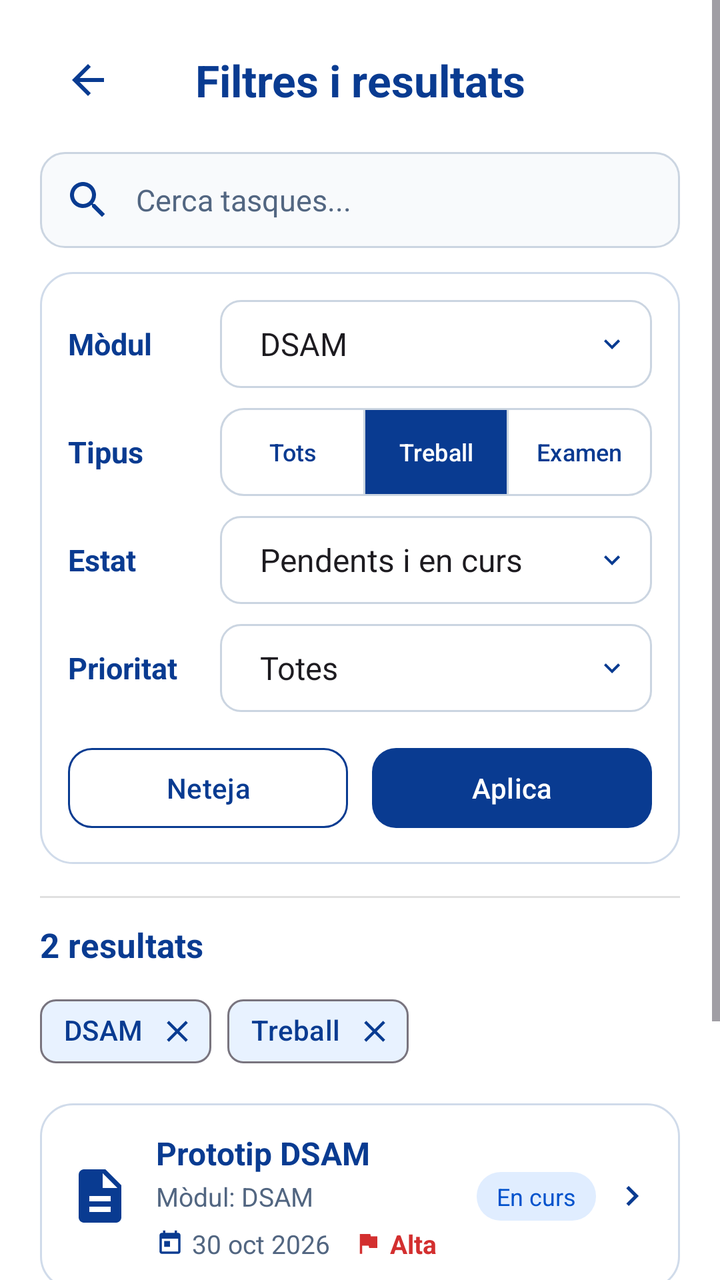
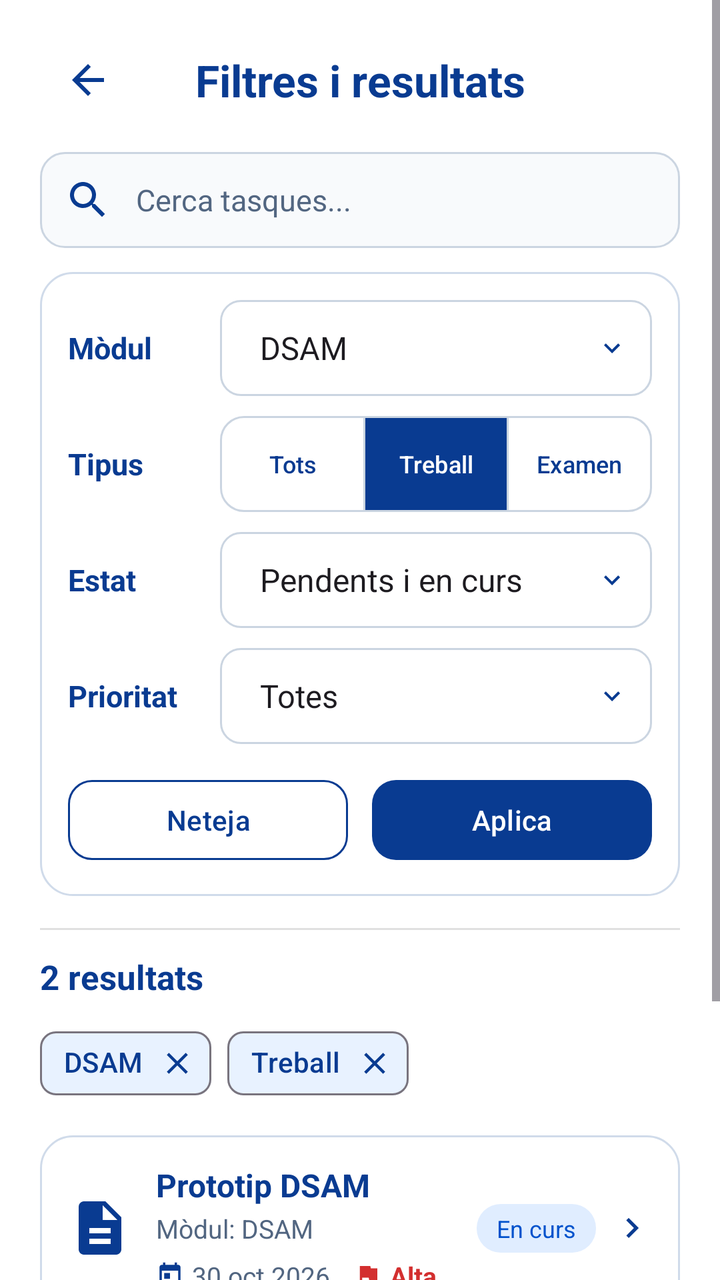

Compare the two renders of this Android layout. The source of the first and the diff that turns it into the second are given below.
<!-- AndroidManifest.xml: application theme Theme.Stutager -->
<!-- res/layout/activity_filters.xml -->
<?xml version="1.0" encoding="utf-8"?>
<ScrollView xmlns:android="http://schemas.android.com/apk/res/android"
    xmlns:app="http://schemas.android.com/apk/res-auto"
    android:layout_width="match_parent"
    android:layout_height="match_parent"
    android:background="@color/white_background"
    android:fillViewport="true">

    <LinearLayout
        android:id="@+id/filtersContent"
        android:layout_width="match_parent"
        android:layout_height="wrap_content"
        android:orientation="vertical"
        android:paddingHorizontal="20dp"
        android:paddingTop="16dp"
        android:paddingBottom="20dp">

        
        <LinearLayout
            android:layout_width="match_parent"
            android:layout_height="wrap_content"
            android:gravity="center_vertical"
            android:orientation="horizontal">

            <androidx.appcompat.widget.AppCompatImageButton
                android:id="@+id/backFiltersButton"
                android:layout_width="48dp"
                android:layout_height="48dp"
                android:background="?attr/selectableItemBackgroundBorderless"
                android:contentDescription="@string/preferences_back"
                android:padding="12dp"
                app:srcCompat="@drawable/ic_arrow_back"
                app:tint="@color/dark_blue" />

            <TextView
                android:layout_width="0dp"
                android:layout_height="wrap_content"
                android:layout_weight="1"
                android:gravity="center"
                android:text="@string/filters_title"
                android:textColor="@color/dark_blue"
                android:textSize="22sp"
                android:textStyle="bold" />

            <Space
                android:layout_width="48dp"
                android:layout_height="1dp" />

        </LinearLayout>

        
        <androidx.appcompat.widget.AppCompatEditText
            android:id="@+id/filterSearchEditText"
            android:layout_width="match_parent"
            android:layout_height="wrap_content"
            android:layout_marginTop="12dp"
            android:layout_marginBottom="12dp"
            android:background="@drawable/bg_input_field"
            android:drawableStart="@drawable/ic_search"
            android:drawablePadding="12dp"
            android:drawableTint="@color/dark_blue"
            android:hint="@string/search_tasks_hint"
            android:imeOptions="actionSearch"
            android:inputType="text"
            android:maxLines="1"
            android:minHeight="48dp"
            android:padding="12dp"
            android:textColor="@color/text_dark"
            android:textColorHint="@color/text_gray"
            android:textSize="15sp" />

        
        <LinearLayout
            android:layout_width="match_parent"
            android:layout_height="wrap_content"
            android:background="@drawable/bg_card_rounded"
            android:orientation="vertical"
            android:padding="14dp">

            
            <LinearLayout
                android:layout_width="match_parent"
                android:layout_height="wrap_content"
                android:gravity="center_vertical"
                android:orientation="horizontal">

                <TextView
                    android:layout_width="76dp"
                    android:layout_height="wrap_content"
                    android:labelFor="@id/moduleFilterSpinner"
                    android:text="@string/module_label"
                    android:textColor="@color/dark_blue"
                    android:textSize="15sp"
                    android:textStyle="bold" />

                <Spinner
                    android:id="@+id/moduleFilterSpinner"
                    android:layout_width="0dp"
                    android:layout_height="44dp"
                    android:layout_weight="1"
                    android:background="@drawable/bg_spinner_outline"
                    android:entries="@array/filter_module_options"
                    android:minHeight="44dp"
                    android:paddingStart="12dp"
                    android:paddingEnd="36dp"
                    android:spinnerMode="dropdown" />

            </LinearLayout>

            
            <LinearLayout
                android:layout_width="match_parent"
                android:layout_height="wrap_content"
                android:layout_marginTop="10dp"
                android:gravity="center_vertical"
                android:orientation="horizontal">

                <TextView
                    android:layout_width="76dp"
                    android:layout_height="wrap_content"
                    android:text="@string/type_label"
                    android:textColor="@color/dark_blue"
                    android:textSize="15sp"
                    android:textStyle="bold" />

                <com.google.android.material.button.MaterialButtonToggleGroup
                    android:id="@+id/typeFilterToggleGroup"
                    android:layout_width="0dp"
                    android:layout_height="wrap_content"
                    android:layout_weight="1"
                    app:checkedButton="@id/typeFilterWorksButton"
                    app:selectionRequired="true"
                    app:singleSelection="true">

                    <com.google.android.material.button.MaterialButton
                        android:id="@+id/typeFilterAllButton"
                        style="?attr/materialButtonOutlinedStyle"
                        android:layout_width="0dp"
                        android:layout_height="44dp"
                        android:layout_weight="1"
                        android:insetTop="0dp"
                        android:insetBottom="0dp"
                        android:minWidth="0dp"
                        android:minHeight="44dp"
                        android:paddingStart="2dp"
                        android:paddingEnd="2dp"
                        android:text="@string/filter_tots"
                        android:textAllCaps="false"
                        android:textColor="@color/toggle_foreground"
                        android:textSize="12sp"
                        app:backgroundTint="@color/toggle_background"
                        app:cornerRadius="12dp"
                        app:strokeColor="@color/input_border"
                        app:strokeWidth="1dp" />

                    <com.google.android.material.button.MaterialButton
                        android:id="@+id/typeFilterWorksButton"
                        style="?attr/materialButtonOutlinedStyle"
                        android:layout_width="0dp"
                        android:layout_height="44dp"
                        android:layout_weight="1"
                        android:insetTop="0dp"
                        android:insetBottom="0dp"
                        android:minWidth="0dp"
                        android:minHeight="44dp"
                        android:paddingStart="2dp"
                        android:paddingEnd="2dp"
                        android:text="@string/type_treball"
                        android:textAllCaps="false"
                        android:textColor="@color/toggle_foreground"
                        android:textSize="12sp"
                        app:backgroundTint="@color/toggle_background"
                        app:cornerRadius="12dp"
                        app:strokeColor="@color/input_border"
                        app:strokeWidth="1dp" />

                    <com.google.android.material.button.MaterialButton
                        android:id="@+id/typeFilterExamsButton"
                        style="?attr/materialButtonOutlinedStyle"
                        android:layout_width="0dp"
                        android:layout_height="44dp"
                        android:layout_weight="1"
                        android:insetTop="0dp"
                        android:insetBottom="0dp"
                        android:minWidth="0dp"
                        android:minHeight="44dp"
                        android:paddingStart="2dp"
                        android:paddingEnd="2dp"
                        android:text="@string/type_examen"
                        android:textAllCaps="false"
                        android:textColor="@color/toggle_foreground"
                        android:textSize="12sp"
                        app:backgroundTint="@color/toggle_background"
                        app:cornerRadius="12dp"
                        app:strokeColor="@color/input_border"
                        app:strokeWidth="1dp" />

                </com.google.android.material.button.MaterialButtonToggleGroup>

            </LinearLayout>

            
            <LinearLayout
                android:layout_width="match_parent"
                android:layout_height="wrap_content"
                android:layout_marginTop="10dp"
                android:gravity="center_vertical"
                android:orientation="horizontal">

                <TextView
                    android:layout_width="76dp"
                    android:layout_height="wrap_content"
                    android:labelFor="@id/statusFilterSpinner"
                    android:text="@string/filters_status_label"
                    android:textColor="@color/dark_blue"
                    android:textSize="15sp"
                    android:textStyle="bold" />

                <Spinner
                    android:id="@+id/statusFilterSpinner"
                    android:layout_width="0dp"
                    android:layout_height="44dp"
                    android:layout_weight="1"
                    android:background="@drawable/bg_spinner_outline"
                    android:entries="@array/filter_status_options"
                    android:minHeight="44dp"
                    android:paddingStart="12dp"
                    android:paddingEnd="36dp"
                    android:spinnerMode="dropdown" />

            </LinearLayout>

            
            <LinearLayout
                android:layout_width="match_parent"
                android:layout_height="wrap_content"
                android:layout_marginTop="10dp"
                android:gravity="center_vertical"
                android:orientation="horizontal">

                <TextView
                    android:layout_width="76dp"
                    android:layout_height="wrap_content"
                    android:labelFor="@id/priorityFilterSpinner"
                    android:text="@string/filters_priority_label"
                    android:textColor="@color/dark_blue"
                    android:textSize="15sp"
                    android:textStyle="bold" />

                <Spinner
                    android:id="@+id/priorityFilterSpinner"
                    android:layout_width="0dp"
                    android:layout_height="44dp"
                    android:layout_weight="1"
                    android:background="@drawable/bg_spinner_outline"
                    android:entries="@array/filter_priority_options"
                    android:minHeight="44dp"
                    android:paddingStart="12dp"
                    android:paddingEnd="36dp"
                    android:spinnerMode="dropdown" />

            </LinearLayout>

            
            <LinearLayout
                android:layout_width="match_parent"
                android:layout_height="wrap_content"
                android:layout_marginTop="14dp"
                android:orientation="horizontal">

                <com.google.android.material.button.MaterialButton
                    android:id="@+id/clearFiltersButton"
                    style="?attr/materialButtonOutlinedStyle"
                    android:layout_width="0dp"
                    android:layout_height="48dp"
                    android:layout_marginEnd="12dp"
                    android:layout_weight="1"
                    android:minHeight="48dp"
                    android:text="@string/filters_clear"
                    android:textAllCaps="false"
                    android:textColor="@color/dark_blue"
                    app:backgroundTint="@color/white_background"
                    app:cornerRadius="12dp"
                    app:strokeColor="@color/dark_blue"
                    app:strokeWidth="1dp" />

                <com.google.android.material.button.MaterialButton
                    android:id="@+id/applyFiltersButton"
                    android:layout_width="0dp"
                    android:layout_height="48dp"
                    android:layout_weight="1"
                    android:minHeight="48dp"
                    android:text="@string/filters_apply"
                    android:textAllCaps="false"
                    android:textColor="@color/white"
                    app:backgroundTint="@color/dark_blue"
                    app:cornerRadius="12dp" />

            </LinearLayout>

        </LinearLayout>

        
        <View
            android:layout_width="match_parent"
            android:layout_height="1dp"
            android:layout_marginTop="16dp"
            android:layout_marginBottom="12dp"
            android:background="@color/divider_color" />

        <TextView
            android:id="@+id/filterResultsCount"
            android:layout_width="match_parent"
            android:layout_height="wrap_content"
            android:text="@string/filters_results_count"
            android:textColor="@color/dark_blue"
            android:textSize="17sp"
            android:textStyle="bold" />

        
        <com.google.android.material.chip.ChipGroup
            android:layout_width="match_parent"
            android:layout_height="wrap_content"
            android:layout_marginTop="8dp"
            android:layout_marginBottom="12dp">

            <com.google.android.material.chip.Chip
                android:id="@+id/moduleFilterChip"
                style="@style/Widget.Material3.Chip.Input"
                android:layout_width="wrap_content"
                android:layout_height="wrap_content"
                android:text="@string/filters_module_dsam"
                android:textColor="@color/dark_blue"
                app:chipBackgroundColor="@color/light_blue_chip"
                app:closeIconTint="@color/dark_blue"
                app:closeIconVisible="true"
                app:ensureMinTouchTargetSize="true" />

            <com.google.android.material.chip.Chip
                android:id="@+id/typeFilterChip"
                style="@style/Widget.Material3.Chip.Input"
                android:layout_width="wrap_content"
                android:layout_height="wrap_content"
                android:text="@string/type_treball"
                android:textColor="@color/dark_blue"
                app:chipBackgroundColor="@color/light_blue_chip"
                app:closeIconTint="@color/dark_blue"
                app:closeIconVisible="true"
                app:ensureMinTouchTargetSize="true" />

        </com.google.android.material.chip.ChipGroup>

        
        <LinearLayout
            android:id="@+id/firstFilterResult"
            android:layout_width="match_parent"
            android:layout_height="wrap_content"
            android:background="@drawable/bg_card_rounded"
            android:gravity="center_vertical"
            android:orientation="horizontal"
            android:padding="14dp">

            <androidx.appcompat.widget.AppCompatImageView
                android:layout_width="32dp"
                android:layout_height="32dp"
                android:layout_marginEnd="12dp"
                android:importantForAccessibility="no"
                app:srcCompat="@drawable/ic_document_blue"
                app:tint="@color/dark_blue" />

            <LinearLayout
                android:layout_width="0dp"
                android:layout_height="wrap_content"
                android:layout_weight="1"
                android:orientation="vertical">

                <TextView
                    android:layout_width="match_parent"
                    android:layout_height="wrap_content"
                    android:text="@string/task_title_prototip"
                    android:textColor="@color/dark_blue"
                    android:textSize="16sp"
                    android:textStyle="bold" />

                <TextView
                    android:layout_width="match_parent"
                    android:layout_height="wrap_content"
                    android:layout_marginTop="2dp"
                    android:text="@string/module_dsam"
                    android:textColor="@color/text_gray"
                    android:textSize="13sp" />

                <LinearLayout
                    android:layout_width="match_parent"
                    android:layout_height="wrap_content"
                    android:layout_marginTop="6dp"
                    android:gravity="center_vertical"
                    android:orientation="horizontal">

                    <androidx.appcompat.widget.AppCompatImageView
                        android:layout_width="14dp"
                        android:layout_height="14dp"
                        android:importantForAccessibility="no"
                        app:srcCompat="@drawable/ic_calendar"
                        app:tint="@color/dark_blue" />

                    <TextView
                        android:layout_width="wrap_content"
                        android:layout_height="wrap_content"
                        android:layout_marginStart="4dp"
                        android:layout_marginEnd="12dp"
                        android:text="@string/date_prototip_clean"
                        android:textColor="@color/text_gray"
                        android:textSize="13sp" />

                    <androidx.appcompat.widget.AppCompatImageView
                        android:layout_width="14dp"
                        android:layout_height="14dp"
                        android:importantForAccessibility="no"
                        app:srcCompat="@drawable/ic_flag"
                        app:tint="@color/badge_red_text" />

                    <TextView
                        android:layout_width="wrap_content"
                        android:layout_height="wrap_content"
                        android:layout_marginStart="4dp"
                        android:text="@string/priority_alta_short"
                        android:textColor="@color/badge_red_text"
                        android:textSize="13sp"
                        android:textStyle="bold" />

                </LinearLayout>

            </LinearLayout>

            <LinearLayout
                android:layout_width="wrap_content"
                android:layout_height="wrap_content"
                android:gravity="center_vertical"
                android:orientation="horizontal">

                <TextView
                    android:layout_width="wrap_content"
                    android:layout_height="wrap_content"
                    android:background="@drawable/bg_badge_en_curs"
                    android:paddingStart="10dp"
                    android:paddingTop="4dp"
                    android:paddingEnd="10dp"
                    android:paddingBottom="4dp"
                    android:text="@string/status_in_progress"
                    android:textColor="@color/badge_blue_text"
                    android:textSize="12sp" />

                <androidx.appcompat.widget.AppCompatImageView
                    android:layout_width="20dp"
                    android:layout_height="20dp"
                    android:layout_marginStart="8dp"
                    android:importantForAccessibility="no"
                    app:srcCompat="@drawable/ic_chevron_right"
                    app:tint="@color/dark_blue" />

            </LinearLayout>

        </LinearLayout>

        
        <LinearLayout
            android:id="@+id/secondFilterResult"
            android:layout_width="match_parent"
            android:layout_height="wrap_content"
            android:layout_marginTop="10dp"
            android:background="@drawable/bg_card_rounded"
            android:gravity="center_vertical"
            android:orientation="horizontal"
            android:padding="14dp">

            <androidx.appcompat.widget.AppCompatImageView
                android:layout_width="32dp"
                android:layout_height="32dp"
                android:layout_marginEnd="12dp"
                android:importantForAccessibility="no"
                app:srcCompat="@drawable/ic_document_blue"
                app:tint="@color/dark_blue" />

            <LinearLayout
                android:layout_width="0dp"
                android:layout_height="wrap_content"
                android:layout_weight="1"
                android:orientation="vertical">

                <TextView
                    android:layout_width="match_parent"
                    android:layout_height="wrap_content"
                    android:text="@string/filters_second_title"
                    android:textColor="@color/dark_blue"
                    android:textSize="16sp"
                    android:textStyle="bold" />

                <TextView
                    android:layout_width="match_parent"
                    android:layout_height="wrap_content"
                    android:layout_marginTop="2dp"
                    android:text="@string/module_dsam"
                    android:textColor="@color/text_gray"
                    android:textSize="13sp" />

                <LinearLayout
                    android:layout_width="match_parent"
                    android:layout_height="wrap_content"
                    android:layout_marginTop="6dp"
                    android:gravity="center_vertical"
                    android:orientation="horizontal">

                    <androidx.appcompat.widget.AppCompatImageView
                        android:layout_width="14dp"
                        android:layout_height="14dp"
                        android:importantForAccessibility="no"
                        app:srcCompat="@drawable/ic_calendar"
                        app:tint="@color/dark_blue" />

                    <TextView
                        android:layout_width="wrap_content"
                        android:layout_height="wrap_content"
                        android:layout_marginStart="4dp"
                        android:layout_marginEnd="12dp"
                        android:text="@string/date_second_clean"
                        android:textColor="@color/text_gray"
                        android:textSize="13sp" />

                    <androidx.appcompat.widget.AppCompatImageView
                        android:layout_width="14dp"
                        android:layout_height="14dp"
                        android:importantForAccessibility="no"
                        app:srcCompat="@drawable/ic_flag"
                        app:tint="@color/icon_orange" />

                    <TextView
                        android:layout_width="wrap_content"
                        android:layout_height="wrap_content"
                        android:layout_marginStart="4dp"
                        android:text="@string/priority_mitjana_short"
                        android:textColor="@color/icon_orange"
                        android:textSize="13sp"
                        android:textStyle="bold" />

                </LinearLayout>

            </LinearLayout>

            <LinearLayout
                android:layout_width="wrap_content"
                android:layout_height="wrap_content"
                android:gravity="center_vertical"
                android:orientation="horizontal">

                <TextView
                    android:layout_width="wrap_content"
                    android:layout_height="wrap_content"
                    android:background="@drawable/bg_badge_pendent"
                    android:paddingStart="10dp"
                    android:paddingTop="4dp"
                    android:paddingEnd="10dp"
                    android:paddingBottom="4dp"
                    android:text="@string/status_pending"
                    android:textColor="@color/badge_yellow_text"
                    android:textSize="12sp" />

                <androidx.appcompat.widget.AppCompatImageView
                    android:layout_width="20dp"
                    android:layout_height="20dp"
                    android:layout_marginStart="8dp"
                    android:importantForAccessibility="no"
                    app:srcCompat="@drawable/ic_chevron_right"
                    app:tint="@color/dark_blue" />

            </LinearLayout>

        </LinearLayout>

    </LinearLayout>

</ScrollView>
<!-- resources referenced by this layout -->
<resources>
  <string-array name="filter_module_options">
          <item>DSAM</item>
          <item>Tots els mòduls</item>
          <item>Programació</item>
          <item>Accés a dades</item>
          <item>Digitalització</item>
      </string-array>
  <string-array name="filter_priority_options">
          <item>Totes</item>
          <item>Alta</item>
          <item>Mitjana</item>
          <item>Baixa</item>
      </string-array>
  <string-array name="filter_status_options">
          <item>Pendents i en curs</item>
          <item>Tots els estats</item>
          <item>Pendent</item>
          <item>En curs</item>
          <item>Completada</item>
      </string-array>
  <color name="badge_blue_text">#0052CC</color>
  <color name="badge_red_text">#D32F2F</color>
  <color name="badge_yellow_text">#B45309</color>
  <color name="dark_blue">#093B91</color>
  <color name="divider_color">#E0E0E0</color>
  <color name="icon_orange">#D97706</color>
  <color name="input_border">#CBD5E1</color>
  <color name="light_blue_chip">#E8F2FF</color>
  <color name="text_dark">#0D1B2A</color>
  <color name="text_gray">#526681</color>
  <color name="white">#FFFFFFFF</color>
  <color name="white_background">#FFFFFF</color>
  <!-- drawable bg_badge_en_curs (drawable) -->
  <?xml version="1.0" encoding="utf-8"?>
  <shape xmlns:android="http://schemas.android.com/apk/res/android"
      android:shape="rectangle">
      <solid android:color="@color/badge_blue_bg" />
      <corners android:radius="12dp" />
  </shape>
  <!-- drawable bg_badge_pendent (drawable) -->
  <?xml version="1.0" encoding="utf-8"?>
  <shape xmlns:android="http://schemas.android.com/apk/res/android"
      android:shape="rectangle">
      <solid android:color="@color/badge_yellow_bg" />
      <corners android:radius="12dp" />
  </shape>
  <!-- drawable bg_input_field (drawable) -->
  <?xml version="1.0" encoding="utf-8"?>
  <shape xmlns:android="http://schemas.android.com/apk/res/android"
      android:shape="rectangle">
      <solid android:color="#F8FAFC" />
      <stroke
          android:width="1dp"
          android:color="@color/input_border" />
      <corners android:radius="12dp" />
  </shape>
  <!-- drawable ic_chevron_right (drawable) -->
  <vector xmlns:android="http://schemas.android.com/apk/res/android"
      android:width="24dp"
      android:height="24dp"
      android:viewportWidth="24"
      android:viewportHeight="24">
    <path
        android:fillColor="#8A99AD"
        android:pathData="M10,6L8.59,7.41 13.17,12l-4.58,4.59L10,18l6,-6z"/>
  </vector>
  <string name="date_prototip_clean">30 oct 2026</string>
  <string name="date_second_clean">8 nov 2026</string>
  <string name="filter_tots">Tots</string>
  <string name="filters_apply">Aplica</string>
  <string name="filters_clear">Neteja</string>
  <string name="filters_module_dsam">DSAM</string>
  <string name="filters_priority_label">Prioritat</string>
  <string name="filters_results_count">2 resultats</string>
  <string name="filters_second_title">Informe accessibilitat</string>
  <string name="filters_status_label">Estat</string>
  <string name="filters_title">Filtres i resultats</string>
  <string name="module_dsam">Mòdul: DSAM</string>
  <string name="module_label">Mòdul</string>
  <string name="preferences_back">Torna enrere</string>
  <string name="priority_alta_short">Alta</string>
  <string name="priority_mitjana_short">Mitjana</string>
  <string name="search_tasks_hint">Cerca tasques...</string>
  <string name="status_in_progress">En curs</string>
  <string name="status_pending">Pendent</string>
  <string name="task_title_prototip">Prototip DSAM</string>
  <string name="type_examen">Examen</string>
  <string name="type_label">Tipus</string>
  <string name="type_treball">Treball</string>
  <style name="Theme.Stutager" parent="Base.Theme.Stutager" />
  <color name="badge_blue_bg">#E0EDFF</color>
  <color name="badge_yellow_bg">#FFF3D6</color>
  <color name="card_border">#D0DBEA</color>
  <style name="Base.Theme.Stutager" parent="Theme.Material3.DayNight.NoActionBar">
          
          
      </style>
  <!-- unchanged entries left out for length: 8 -->
</resources>

<!-- the commit's change to res/layout/activity_filters.xml (unified diff, before → after) -->
@@ -96,11 +96,12 @@
                 <Spinner
                     android:id="@+id/moduleFilterSpinner"
                     android:layout_width="0dp"
-                    android:layout_height="44dp"
+                    android:layout_height="wrap_content"
                     android:layout_weight="1"
                     android:background="@drawable/bg_spinner_outline"
                     android:entries="@array/filter_module_options"
-                    android:minHeight="44dp"
+                    android:minHeight="48dp"
+                    android:minWidth="48dp"
                     android:paddingStart="12dp"
                     android:paddingEnd="36dp"
                     android:spinnerMode="dropdown" />
@@ -136,12 +137,12 @@
                         android:id="@+id/typeFilterAllButton"
                         style="?attr/materialButtonOutlinedStyle"
                         android:layout_width="0dp"
-                        android:layout_height="44dp"
+                        android:layout_height="wrap_content"
                         android:layout_weight="1"
                         android:insetTop="0dp"
                         android:insetBottom="0dp"
-                        android:minWidth="0dp"
-                        android:minHeight="44dp"
+                        android:minWidth="48dp"
+                        android:minHeight="48dp"
                         android:paddingStart="2dp"
                         android:paddingEnd="2dp"
                         android:text="@string/filter_tots"
@@ -157,12 +158,12 @@
                         android:id="@+id/typeFilterWorksButton"
                         style="?attr/materialButtonOutlinedStyle"
                         android:layout_width="0dp"
-                        android:layout_height="44dp"
+                        android:layout_height="wrap_content"
                         android:layout_weight="1"
                         android:insetTop="0dp"
                         android:insetBottom="0dp"
-                        android:minWidth="0dp"
-                        android:minHeight="44dp"
+                        android:minWidth="48dp"
+                        android:minHeight="48dp"
                         android:paddingStart="2dp"
                         android:paddingEnd="2dp"
                         android:text="@string/type_treball"
@@ -178,12 +179,12 @@
                         android:id="@+id/typeFilterExamsButton"
                         style="?attr/materialButtonOutlinedStyle"
                         android:layout_width="0dp"
-                        android:layout_height="44dp"
+                        android:layout_height="wrap_content"
                         android:layout_weight="1"
                         android:insetTop="0dp"
                         android:insetBottom="0dp"
-                        android:minWidth="0dp"
-                        android:minHeight="44dp"
+                        android:minWidth="48dp"
+                        android:minHeight="48dp"
                         android:paddingStart="2dp"
                         android:paddingEnd="2dp"
                         android:text="@string/type_examen"
@@ -219,11 +220,12 @@
                 <Spinner
                     android:id="@+id/statusFilterSpinner"
                     android:layout_width="0dp"
-                    android:layout_height="44dp"
+                    android:layout_height="wrap_content"
                     android:layout_weight="1"
                     android:background="@drawable/bg_spinner_outline"
                     android:entries="@array/filter_status_options"
-                    android:minHeight="44dp"
+                    android:minWidth="48dp"
+                    android:minHeight="48dp"
                     android:paddingStart="12dp"
                     android:paddingEnd="36dp"
                     android:spinnerMode="dropdown" />
@@ -250,11 +252,12 @@
                 <Spinner
                     android:id="@+id/priorityFilterSpinner"
                     android:layout_width="0dp"
-                    android:layout_height="44dp"
+                    android:layout_height="wrap_content"
                     android:layout_weight="1"
                     android:background="@drawable/bg_spinner_outline"
                     android:entries="@array/filter_priority_options"
-                    android:minHeight="44dp"
+                    android:minWidth="48dp"
+                    android:minHeight="48dp"
                     android:paddingStart="12dp"
                     android:paddingEnd="36dp"
                     android:spinnerMode="dropdown" />
